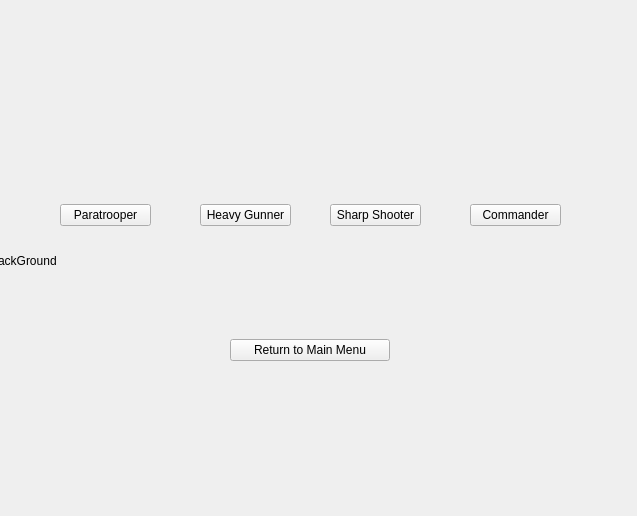
First picture: the form in PayStarWars/CharacterSelectScreen/CharacterSelectScreen.ui, repository beratyil/playStarWars, before the edit.
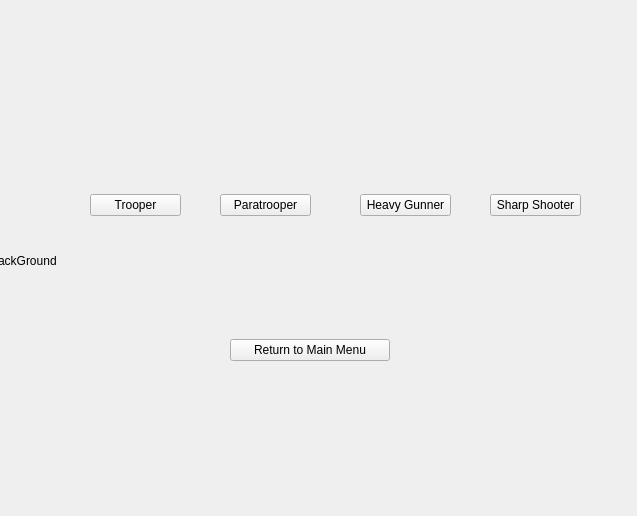
Second picture: the form after the edit.

Commit message:
Add clone trooper class
Formally Clone Commander class is changed with classical Clone Trooper because Clone Commander should be a special class. Later in the game, Clone Commander and Clone Commando classes can be added to the selection.

What changed in the file:
```diff
--- a/PayStarWars/CharacterSelectScreen/CharacterSelectScreen.ui
+++ b/PayStarWars/CharacterSelectScreen/CharacterSelectScreen.ui
@@ -16,8 +16,8 @@
   <widget class="QWidget" name="horizontalLayoutWidget">
    <property name="geometry">
     <rect>
-     <x>60</x>
-     <y>190</y>
+     <x>220</x>
+     <y>180</y>
      <width>91</width>
      <height>51</height>
     </rect>
@@ -35,8 +35,8 @@
   <widget class="QWidget" name="horizontalLayoutWidget_2">
    <property name="geometry">
     <rect>
-     <x>200</x>
-     <y>190</y>
+     <x>360</x>
+     <y>180</y>
      <width>91</width>
      <height>51</height>
     </rect>
@@ -54,8 +54,8 @@
   <widget class="QWidget" name="horizontalLayoutWidget_3">
    <property name="geometry">
     <rect>
-     <x>330</x>
-     <y>190</y>
+     <x>490</x>
+     <y>180</y>
      <width>91</width>
      <height>51</height>
     </rect>
@@ -73,8 +73,8 @@
   <widget class="QWidget" name="horizontalLayoutWidget_4">
    <property name="geometry">
     <rect>
-     <x>470</x>
-     <y>190</y>
+     <x>90</x>
+     <y>180</y>
      <width>91</width>
      <height>51</height>
     </rect>
@@ -83,7 +83,7 @@
     <item>
      <widget class="QPushButton" name="commander">
       <property name="text">
-       <string>Commander</string>
+       <string>Trooper</string>
       </property>
      </widget>
     </item>
```
Left out of the diff: 2 changed lines with no effect on the pictures. The commit also changes 6 other files.
